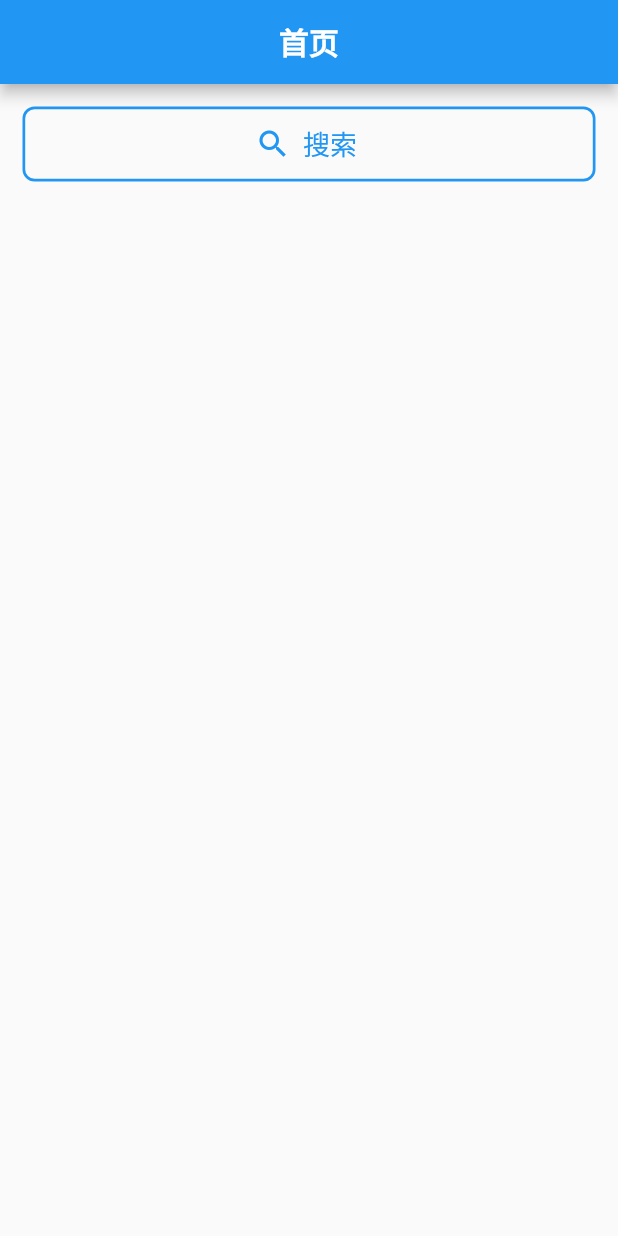
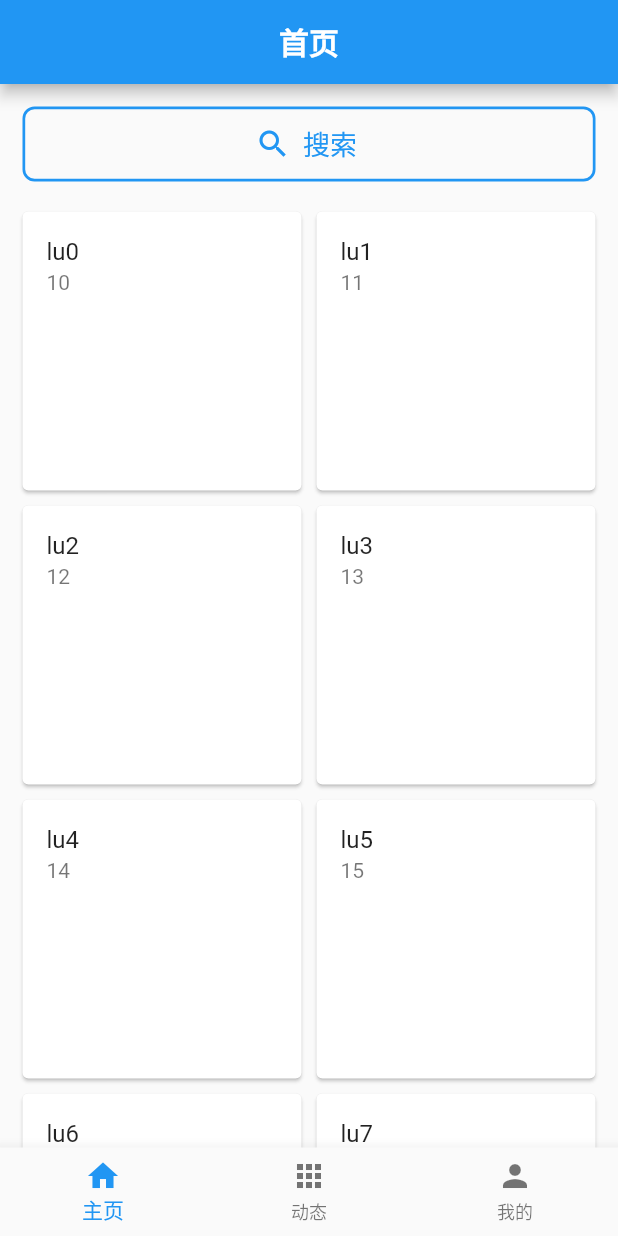
Before and after one commit to tonylu110/flutterBilibili, a Flutter app: the screen it shows after launch, on a phone screen of 412 x 824 dp. Run offline on Flutter 3.47's test engine with Material 2 defaults, Android fonts, the phone set to English and light mode, and no system bars.

Commit message:
Add: list

```diff
--- a/lib/main.dart
+++ b/lib/main.dart
@@ -1,5 +1,7 @@
 import 'package:flutter/material.dart';
-import 'package:flutter_bilibili/widget/to_search.dart';
+import 'package:flutter_bilibili/pages/feed_page.dart';
+import 'package:flutter_bilibili/pages/main_page.dart';
+import 'package:flutter_bilibili/pages/mine_page.dart';
 
 void main() {
   runApp(MyApp());
@@ -19,23 +21,30 @@ class MyApp extends StatelessWidget {
   }
 }
 
-class HomePage extends StatelessWidget {
-  const HomePage({Key? key}) : super(key: key);
+class HomePage extends StatefulWidget {
+  List<Widget> widgets = [MainPage(),FeedPage(),MinePage()];
+  @override
+  State<HomePage> createState() => _HomePageState();
+}
 
+class _HomePageState extends State<HomePage> {
+  int _index = 0;
   @override
   Widget build(BuildContext context) {
     return Scaffold(
-      appBar: AppBar(
-        title: Text(
-          "首页",
-          style: TextStyle(fontWeight: FontWeight.bold),
-        ),
-        centerTitle: true,
-      ),
-      body: Column(
-        children: [
-          ToSearch()
+      body: widget.widgets[_index],
+      bottomNavigationBar: BottomNavigationBar(
+        items: [
+          BottomNavigationBarItem(icon: Icon(Icons.home), label: "主页"),
+          BottomNavigationBarItem(icon: Icon(Icons.apps_outlined), label: "动态"),
+          BottomNavigationBarItem(icon: Icon(Icons.person), label: "我的"),
         ],
+        currentIndex: _index,
+        onTap: (v) {
+          setState(() {
+            _index = v;
+          });
+        },
       ),
     );
   }
--- /dev/null
+++ b/lib/pages/main_page.dart
@@ -0,0 +1,22 @@
+import 'package:flutter/material.dart';
+
+import '../widget/main_list.dart';
+import '../widget/to_search.dart';
+
+class MainPage extends StatelessWidget {
+  @override
+  Widget build(BuildContext context) {
+    return Scaffold(
+      appBar: AppBar(
+        title: Text(
+          "首页",
+          style: TextStyle(fontWeight: FontWeight.bold),
+        ),
+        centerTitle: true,
+      ),
+      body: Column(
+        children: [ToSearch(), MainList()],
+      ),
+    );
+  }
+}
--- a/lib/pages/search.dart
+++ b/lib/pages/search.dart
@@ -7,9 +7,11 @@ class SearchPage extends StatelessWidget {
       appBar: AppBar(
         title: Text(
           "搜索",
-          style: TextStyle(fontWeight: FontWeight.bold),
+          style: TextStyle(fontWeight: FontWeight.bold,color: Colors.black),
         ),
         centerTitle: true,
+        backgroundColor: Colors.white,
+        foregroundColor: Colors.black,
       ),
     );
   }
--- /dev/null
+++ b/lib/widget/main_list.dart
@@ -0,0 +1,57 @@
+import 'package:flutter/material.dart';
+
+class MainList extends StatefulWidget {
+  @override
+  State<MainList> createState() => _MainListState();
+}
+
+class _MainListState extends State<MainList> {
+  List<Map> list = [];
+
+  @override
+  void initState() {
+    // TODO: implement initState
+    super.initState();
+    for (var i = 0; i < 10; i++) {
+      list.add({
+        "age": 10 + i,
+        "name": "lu" + i.toString()
+      });
+    }
+  }
+
+  @override
+  Widget build(BuildContext context) {
+    return Expanded(
+      child: Scrollbar(
+        child: RefreshIndicator(
+          child: GridView(
+            padding: EdgeInsets.symmetric(horizontal: 10),
+            gridDelegate: SliverGridDelegateWithFixedCrossAxisCount(
+              crossAxisCount: 2,
+            ),
+            children: list.map((e) {
+              return Card(
+                margin: EdgeInsets.all(5),
+                child: Column(
+                  children: [
+                    ListTile(
+                      title: Text(e["name"].toString()),
+                      subtitle: Text(e["age"].toString()),
+                    )
+                  ],
+                ),
+              );
+            }).toList()
+          ),
+          onRefresh: _onRefresh,
+        ),
+    ));
+  }
+
+  Future _onRefresh() async {
+    await Future.delayed(Duration(seconds: 1),() {
+      print("future");
+    });
+  }
+}
--- a/lib/widget/to_search.dart
+++ b/lib/widget/to_search.dart
@@ -15,7 +15,8 @@ class ToSearch extends StatelessWidget {
               Navigator.of(context).push(
                 MaterialPageRoute(builder: (context) {
                   return SearchPage();
-                })
+                },
+                fullscreenDialog: true)
               );
             },
             icon: Icon(
```
Also changed, not shown: lib/pages/feed_page.dart (added, +28 -0 lines), lib/pages/mine_page.dart (added, +28 -0 lines).
